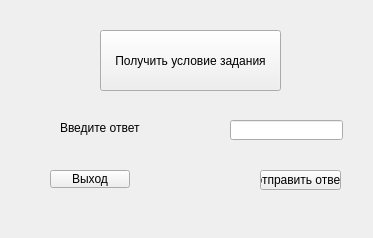
Svyat-OS/HSG_team, file Main_Client/client_332/task2.ui: the form before one commit.
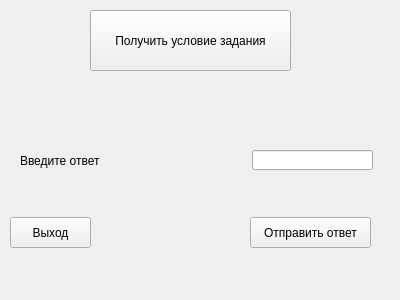
The form after the commit.

The edit to the form file:
```diff
--- a/Main_Client/client_332/task2.ui
+++ b/Main_Client/client_332/task2.ui
@@ -6,29 +6,19 @@
    <rect>
     <x>0</x>
     <y>0</y>
-    <width>373</width>
-    <height>238</height>
+    <width>400</width>
+    <height>300</height>
    </rect>
   </property>
   <property name="windowTitle">
    <string>Form</string>
   </property>
-  <widget class="QLineEdit" name="lineEdit">
-   <property name="geometry">
-    <rect>
-     <x>230</x>
-     <y>120</y>
-     <width>113</width>
-     <height>20</height>
-    </rect>
-   </property>
-  </widget>
   <widget class="QPushButton" name="pushButton">
    <property name="geometry">
     <rect>
-     <x>100</x>
-     <y>30</y>
-     <width>181</width>
+     <x>90</x>
+     <y>10</y>
+     <width>201</width>
      <height>61</height>
     </rect>
    </property>
@@ -36,13 +26,36 @@
     <string>Получить условие задания</string>
    </property>
   </widget>
+  <widget class="QLabel" name="label">
+   <property name="geometry">
+    <rect>
+     <x>20</x>
+     <y>150</y>
+     <width>141</width>
+     <height>21</height>
+    </rect>
+   </property>
+   <property name="text">
+    <string>Введите ответ</string>
+   </property>
+  </widget>
+  <widget class="QLineEdit" name="lineEdit">
+   <property name="geometry">
+    <rect>
+     <x>252</x>
+     <y>150</y>
+     <width>121</width>
+     <height>20</height>
+    </rect>
+   </property>
+  </widget>
   <widget class="QPushButton" name="pushButton_2">
    <property name="geometry">
     <rect>
-     <x>50</x>
-     <y>170</y>
-     <width>80</width>
-     <height>18</height>
+     <x>10</x>
+     <y>217</y>
+     <width>81</width>
+     <height>31</height>
     </rect>
    </property>
    <property name="text">
@@ -52,27 +65,14 @@
   <widget class="QPushButton" name="pushButton_3">
    <property name="geometry">
     <rect>
-     <x>260</x>
-     <y>170</y>
-     <width>81</width>
-     <height>20</height>
-    </rect>
-   </property>
-   <property name="text">
-    <string>отправить ответ</string>
-   </property>
-  </widget>
-  <widget class="QLabel" name="label">
-   <property name="geometry">
-    <rect>
-     <x>60</x>
-     <y>120</y>
+     <x>250</x>
+     <y>217</y>
      <width>121</width>
-     <height>16</height>
+     <height>31</height>
     </rect>
    </property>
    <property name="text">
-    <string>Введите ответ</string>
+    <string>Отправить ответ</string>
    </property>
   </widget>
  </widget>
```
